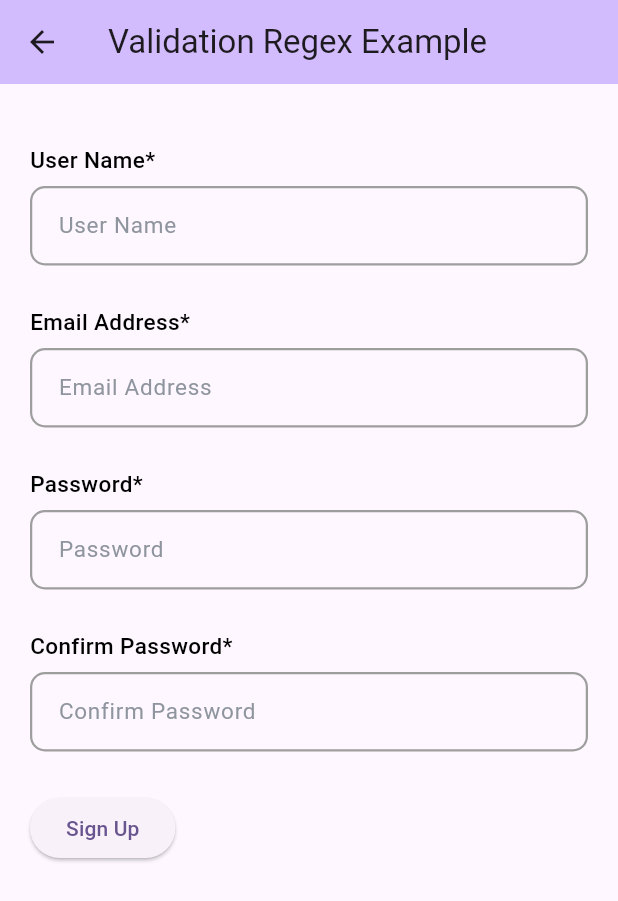
After one commit to Jarvis-Technolabs/flutter_custom_utility, a Flutter app: the screen it shows after launch, after a tap on "Regex Validation Example", on a phone screen of 412 x 824 dp. The commit adds this screen. Shown: the top 901 px of the screen. Run offline on Flutter 3.47's test engine with Material 3 defaults, Android fonts, the phone set to English and light mode, and no system bars; our stand-ins replace flutter_cache_manager, fluttertoast, open_filex; missing offline and left inert: super_tooltip.

Commit message:
Regex and Validation.....

```diff
--- a/example/lib/main.dart
+++ b/example/lib/main.dart
@@ -1,5 +1,6 @@
 import 'package:example/src/Pages/CommonUtilityExamplePage.dart';
 import 'package:example/src/Pages/DateTimeUtilityExample.dart';
+import 'package:example/src/Pages/ValidationRegexExamplePage.dart';
 import 'package:flutter_custom_utility/DateUtil.dart';
 import 'package:example/src/Constants/DateTimeConstants.dart';
 import 'package:flutter/material.dart';
@@ -46,18 +47,30 @@ class _MyHomePageState extends State<MyHomePage> {
       body: SingleChildScrollView(
         child: Column(
           children: [
-            exampleList("DateTime Utility Example",(){
+            exampleList("DateTime Utility Example", () {
               Navigator.push(
                 context,
                 MaterialPageRoute(
-                    builder: (BuildContext context) => DateTimeUtilityExamplePage(),),
+                  builder: (BuildContext context) =>
+                      DateTimeUtilityExamplePage(),
+                ),
               );
             }),
-            exampleList("Common Utility Example",(){
+            exampleList("Common Utility Example", () {
               Navigator.push(
                 context,
                 MaterialPageRoute(
-                  builder: (BuildContext context) => CommonUtilityExamplePage(),),
+                  builder: (BuildContext context) => CommonUtilityExamplePage(),
+                ),
+              );
+            }),
+            exampleList("Regex Validation Example", () {
+              Navigator.push(
+                context,
+                MaterialPageRoute(
+                  builder: (BuildContext context) =>
+                      ValidationRegexExamplePage(),
+                ),
               );
             }),
           ],
@@ -66,11 +79,11 @@ class _MyHomePageState extends State<MyHomePage> {
     );
   }
 
-  Widget exampleList(String title,Function onTap) {
+  Widget exampleList(String title, Function onTap) {
     return Column(
       children: [
         GestureDetector(
-          onTap: (){
+          onTap: () {
             onTap();
           },
           child: Padding(
@@ -80,7 +93,8 @@ class _MyHomePageState extends State<MyHomePage> {
               crossAxisAlignment: CrossAxisAlignment.center,
               children: [
                 Expanded(
-                    child: Text(title,
+                    child: Text(
+                  title,
                   style: const TextStyle(
                       color: Colors.black,
                       fontSize: 18,
--- /dev/null
+++ b/example/lib/src/Pages/ValidationRegexExamplePage.dart
@@ -0,0 +1,181 @@
+import 'dart:async';
+
+import 'package:example/src/widget/custom_textfield_widget.dart';
+import 'package:flutter/material.dart';
+import 'package:flutter_custom_utility/Utilities.dart';
+import 'package:flutter_custom_utility/ValidationUtils.dart';
+
+class ValidationRegexExamplePage extends StatefulWidget {
+  const ValidationRegexExamplePage({super.key});
+
+  @override
+  State<ValidationRegexExamplePage> createState() =>
+      _ValidationRegexExamplePageState();
+}
+
+class _ValidationRegexExamplePageState
+    extends State<ValidationRegexExamplePage> {
+  String? genderGroupValue;
+  StreamController<String> selectedGenderStreamController = StreamController();
+  StreamController<bool> isRememberMeStreamController = StreamController();
+  StreamController<bool> isTermAndConditionAcceptedStreamController =
+      StreamController();
+
+  /// Initialize TextEditingController for form fields
+  TextEditingController _firstNameTextEditingController =
+      TextEditingController();
+  TextEditingController _emailTextEditingController = TextEditingController();
+  TextEditingController _passwordTextEditingController =
+      TextEditingController();
+  TextEditingController _confirmPasswordTextEditingController =
+      TextEditingController();
+  bool? isRememberMe;
+
+  bool isTermsAndConditionAccepted = false;
+
+  /// Declare error test string variables
+  String? firstNameError, emailError, passwordError, confirmPasswordError;
+  StreamController<bool> _signUpFormErrorStreamController =
+      StreamController.broadcast();
+
+  @override
+  Widget build(BuildContext context) {
+    return Scaffold(
+      appBar: AppBar(
+        backgroundColor: Theme.of(context).colorScheme.inversePrimary,
+        title: Text("Validation Regex Example"),
+      ),
+      body: GestureDetector(
+          onTap: () => FocusScope.of(context).unfocus(),
+          child: Container(
+              padding: EdgeInsets.all(20),
+              child: SingleChildScrollView(
+                child: StreamBuilder<bool>(
+                    stream: _signUpFormErrorStreamController.stream,
+                    builder: (context, snapshot) {
+                      return Column(
+                        mainAxisAlignment: MainAxisAlignment.start,
+                        crossAxisAlignment: CrossAxisAlignment.start,
+                        children: [
+                          const SizedBox(
+                            height: 20,
+                          ),
+                          CustomTextFieldWidget(
+                            controller: _firstNameTextEditingController,
+                            labelText: "User Name",
+                            hintText: "User Name",
+                            errorText: firstNameError,
+                            onChanged: (value) {
+                              firstNameError = ValidationUtils.validateName(
+                                  name: value,
+                                  emptyErrorMsg: "User name is empty",
+                                  textLengthErrorMsg:
+                                      "User should be More than 3 word",
+                                  textLength: 3);
+                              _signUpFormErrorStreamController.add(true);
+                            },
+                            isMandatoryField: true,
+                            textInputAction: TextInputAction.next,
+                          ),
+                          const SizedBox(
+                            height: 20,
+                          ),
+                          CustomTextFieldWidget(
+                            controller: _emailTextEditingController,
+                            labelText: "Email Address",
+                            hintText: "Email Address",
+                            errorText: emailError,
+                            onChanged: (value) {
+                              emailError = ValidationUtils.validateEmail(
+                                  email: value,
+                                  emptyErrorMsg: "Email Address is empty",
+                                  validationErrorMsg: "Email is not valid");
+                              _signUpFormErrorStreamController.add(true);
+                            },
+                            isMandatoryField: true,
+                            textInputAction: TextInputAction.next,
+                          ),
+                          const SizedBox(
+                            height: 20,
+                          ),
+                          CustomTextFieldWidget(
+                            controller: _passwordTextEditingController,
+                            labelText: "Password",
+                            hintText: "Password",
+                            errorText: passwordError,
+                            onChanged: (value) {
+                              passwordError = ValidationUtils.validatePassword(
+                                  password: value,
+                                  emptyErrorMsg: "Password is empty",
+                                  validationErrorMsg: "Enter valid password");
+                              _signUpFormErrorStreamController.add(true);
+                            },
+                            isMandatoryField: true,
+                            textInputAction: TextInputAction.next,
+                          ),
+                          const SizedBox(
+                            height: 20,
+                          ),
+                          CustomTextFieldWidget(
+                            controller: _confirmPasswordTextEditingController,
+                            labelText: "Confirm Password",
+                            hintText: "Confirm Password",
+                            errorText: confirmPasswordError,
+                            onChanged: (value) {
+                              confirmPasswordError =
+                                  ValidationUtils.validateConfirmPassword(
+                                      confirmPassword: value,
+                                      passwordText:
+                                          _passwordTextEditingController.text,
+                                      emptyErrorMsg:
+                                          "Confirm Password is empty",
+                                      validationErrorMsg: "Password not match");
+                              _signUpFormErrorStreamController.add(true);
+                            },
+                            isMandatoryField: true,
+                            textInputAction: TextInputAction.next,
+                          ),
+                          const SizedBox(
+                            height: 20,
+                          ),
+                          StreamBuilder<bool>(
+                              stream: _signUpFormErrorStreamController.stream,
+                              initialData: false,
+                              builder: (context, snapshot) {
+                                bool isEnabled = isSignUpButtonEnabled();
+                                return ElevatedButton(
+                                  onPressed: isEnabled
+                                      ? () {
+                                          Utilities.showToast(
+                                              message: "Sign Up Done",
+                                              backgroundColors: Colors.black87,
+                                              textColors: Colors.white);
+                                        }
+                                      : null,
+                                  child: Text("Sign Up"),
+                                );
+                              }),
+                          const SizedBox(
+                            height: 30,
+                          ),
+                        ],
+                      );
+                    }),
+              ))),
+    );
+  }
+
+  /// enable button based on validation
+  bool isSignUpButtonEnabled() {
+    if (firstNameError == null &&
+        emailError == null &&
+        passwordError == null &&
+        confirmPasswordError == null) {
+      _signUpFormErrorStreamController.add(true);
+      return true;
+    } else {
+      _signUpFormErrorStreamController.add(false);
+      return false;
+    }
+  }
+}
--- a/lib/ValidationUtils.dart
+++ b/lib/ValidationUtils.dart
@@ -2,13 +2,13 @@ import 'package:flutter_custom_utility/regex_validation_util.dart';
 
 class ValidationUtils {
   static String? validateName(
-      {required String text,
+      {required String name,
       required String emptyErrorMsg,
       required String textLengthErrorMsg,
       required int textLength}) {
-    if (text.isEmpty) {
+    if (name.isEmpty) {
       return emptyErrorMsg;
-    } else if (text.length < textLength) {
+    } else if (name.length < textLength) {
       return textLengthErrorMsg;
     } else {
       return null;
@@ -16,13 +16,13 @@ class ValidationUtils {
   }
 
   static String? validateEmail({
-    required String text,
+    required String email,
     required String emptyErrorMsg,
     required String validationErrorMsg,
   }) {
-    if (text.isEmpty) {
+    if (email.isEmpty) {
       return emptyErrorMsg;
-    } else if (!RegexValidationUtil().isEmail(text)) {
+    } else if (!RegexValidationUtil().isEmail(email)) {
       return validationErrorMsg;
     } else {
       return null;
@@ -30,13 +30,13 @@ class ValidationUtils {
   }
 
   static String? validatePassword({
-    required String text,
+    required String password,
     required String emptyErrorMsg,
     required String validationErrorMsg,
   }) {
-    if (text.isEmpty) {
+    if (password.isEmpty) {
       return emptyErrorMsg;
-    } else if (!RegexValidationUtil().isPasswordValid(text)) {
+    } else if (!RegexValidationUtil().isPasswordValid(password)) {
       return validationErrorMsg;
     } else {
       return null;
@@ -44,14 +44,14 @@ class ValidationUtils {
   }
 
   static String? validateConfirmPassword({
-    required String text,
+    required String confirmPassword,
     required String passwordText,
     required String emptyErrorMsg,
     required String validationErrorMsg,
   }) {
-    if (text.isEmpty) {
+    if (confirmPassword.isEmpty) {
       return emptyErrorMsg;
-    } else if (text != passwordText) {
+    } else if (confirmPassword != passwordText) {
       return validationErrorMsg;
     } else {
       return null;
@@ -59,10 +59,10 @@ class ValidationUtils {
   }
 
   static String? validateEmptyText({
-    String? text,
+    String? value,
     required String emptyErrorMsg,
   }) {
-    if (text == null || text.isEmpty) {
+    if (value == null || value.isEmpty) {
       return emptyErrorMsg;
     } else {
       return null;
```
